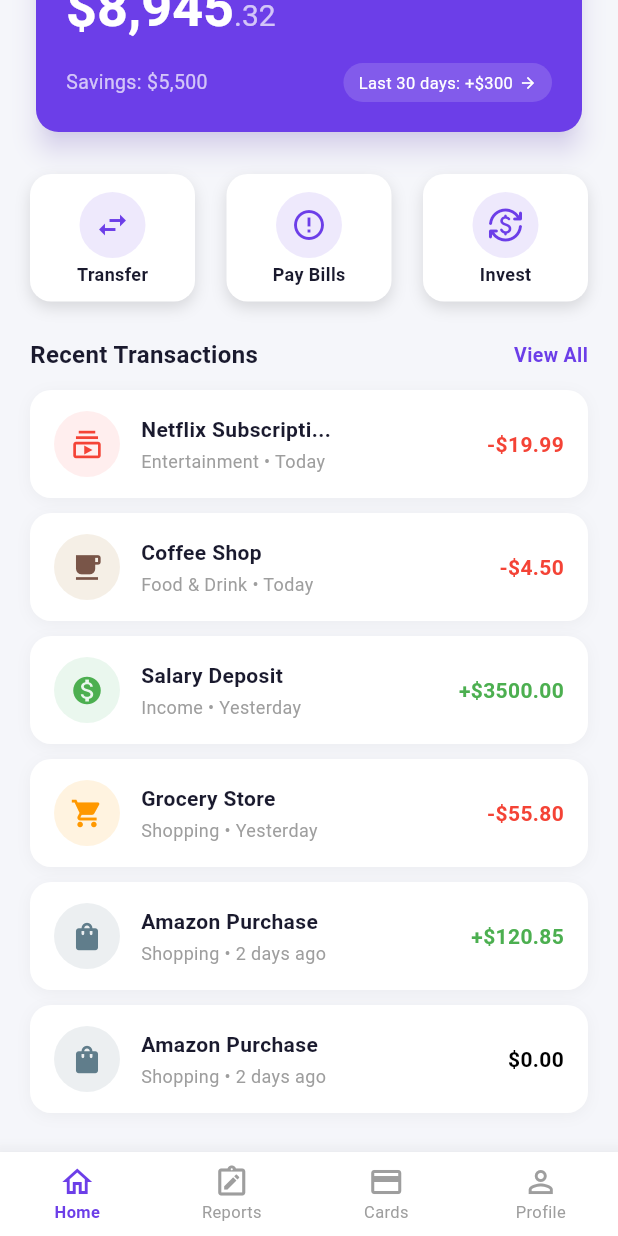
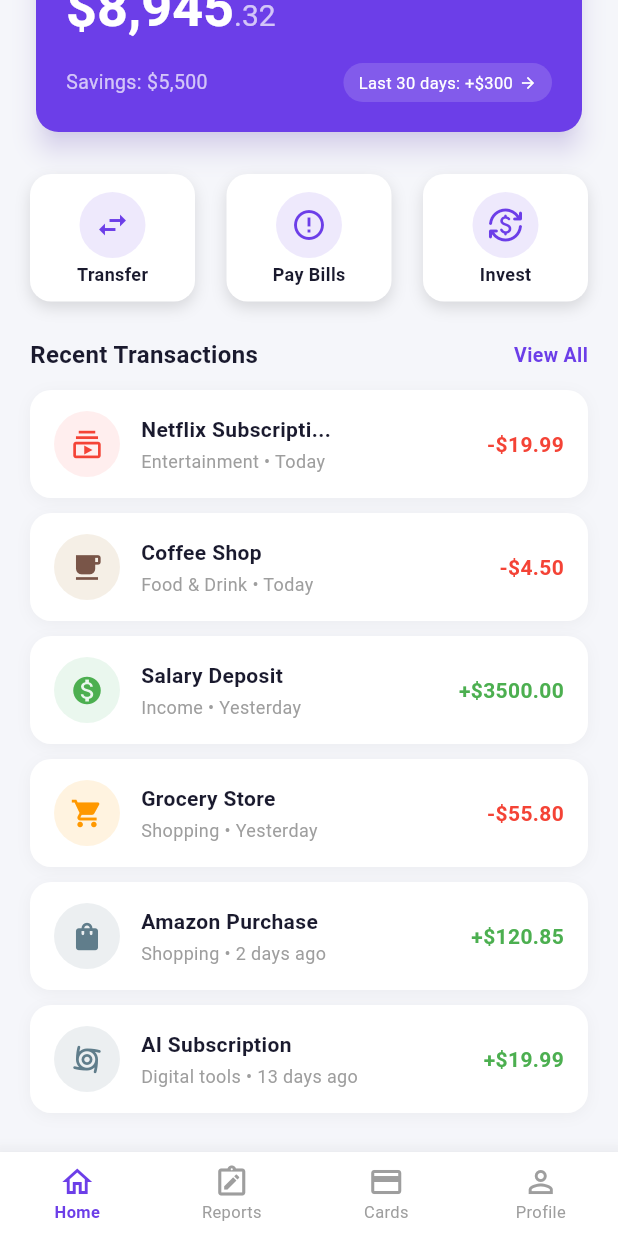
Before and after one commit to TurjjoHalder/assignment-two-flutter-ui-Turjjo_Halder-2222589, a Flutter app: the screen it shows after launch, scrolled down 164 dp, on a phone screen of 412 x 824 dp. Run offline on Flutter 3.47's test engine with Material 3 defaults, Android fonts, the phone set to English and light mode, and no system bars.

Commit message:
2nd commit

```diff
--- a/lib/screens/home_page.dart
+++ b/lib/screens/home_page.dart
@@ -106,12 +106,12 @@ class _HomePageState extends State<HomePage> {
                       amount: 120.85,
                     ),
                     TransactionItem(
-                      icon: Icons.shopping_bag,
+                      icon: Icons.cyclone_rounded,
                       iconColor: Colors.blueGrey,
                       iconBg: const Color(0xFFECEFF1),
-                      title: 'Amazon Purchase',
-                      subtitle: 'Shopping • 2 days ago',
-                      amount: 0.00,
+                      title: 'AI Subscription',
+                      subtitle: 'Digital tools • 13 days ago',
+                      amount: 19.99,
                     ),
                     const SizedBox(height: 16),
                   ],
```
